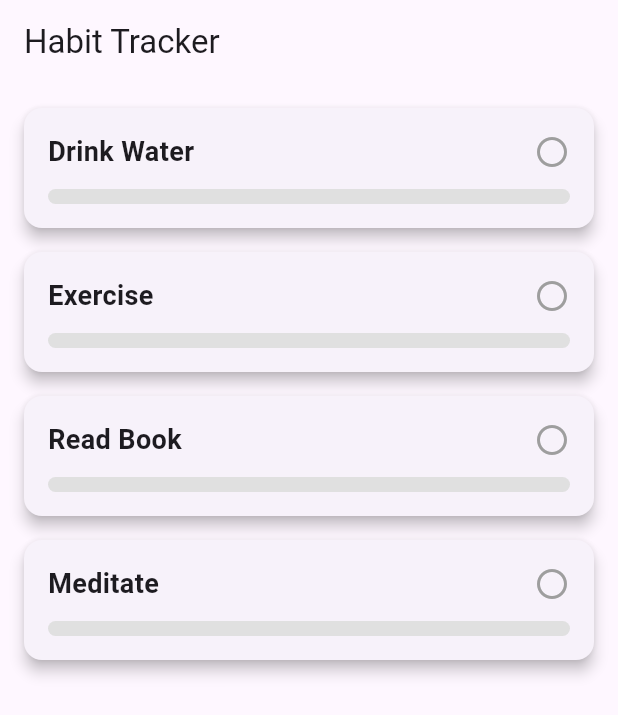
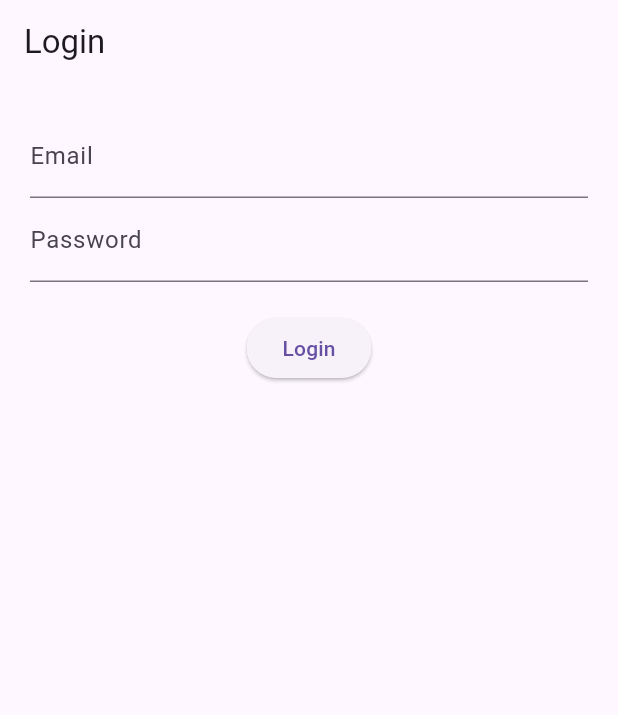
Before and after one commit to saiprashanth751/cipher_9_weather_app, a Flutter app: the screen it shows after launch, on a phone screen of 412 x 824 dp. Shown: the top 715 px of the screen. Run offline on Flutter 3.47's test engine with Material 3 defaults, Android fonts, the phone set to English and light mode, and no system bars.

Commit message:
weather-app

```diff
--- a/lib/main.dart
+++ b/lib/main.dart
@@ -1,119 +1,161 @@
 import 'package:flutter/material.dart';
+import 'package:http/http.dart' as http;
+import 'dart:convert';
 
 void main() {
-  runApp(HabitTrackerApp());
+  runApp(MainApp());
 }
 
-class HabitTrackerApp extends StatelessWidget {
+class MainApp extends StatelessWidget {
   @override
   Widget build(BuildContext context) {
     return MaterialApp(
-      home: HabitTrackerHome(),
+      home: LoginScreen(),
       debugShowCheckedModeBanner: false,
     );
   }
 }
 
-class Habit {
-  final String title;
-  bool isDone;
-  double progress;
 
-  Habit({required this.title, this.isDone = false, this.progress = 0});
+class LoginScreen extends StatefulWidget {
+  @override
+  State<LoginScreen> createState() => _LoginScreenState();
 }
 
-class HabitTrackerHome extends StatefulWidget {
-  @override
-  State<HabitTrackerHome> createState() => _HabitTrackerHomeState();
+class _LoginScreenState extends State<LoginScreen> {
+  final emailCtrl = TextEditingController();
+  final passCtrl = TextEditingController();
+  bool isLoading = false;
+  String error = '';
+
+  void attemptLogin() async {
+  setState(() {
+    isLoading = true;
+    error = '';
+  });
+
+  final response = await http.post(
+    Uri.parse('https://reqres.in/api/login'),
+    headers: {
+      'Content-Type': 'application/json',
+      'x-api-key': 'reqres-free-v1',
+    },
+    body: jsonEncode({
+      'email': emailCtrl.text.trim(),
+      'password': passCtrl.text.trim(),
+    }),
+  );
+
+  setState(() => isLoading = false);
+
+  if (response.statusCode == 200) {
+    Navigator.pushReplacement(
+      context,
+      MaterialPageRoute(builder: (_) => WeatherScreen()),
+    );
+  } else {
+    setState(() {
+      error = 'Login failed';
+    });
+  }
 }
 
-class _HabitTrackerHomeState extends State<HabitTrackerHome> {
-  List<Habit> habits = [
-    Habit(title: 'Drink Water'),
-    Habit(title: 'Exercise'),
-    Habit(title: 'Read Book'),
-    Habit(title: 'Meditate'),
-  ];
+  @override
+  Widget build(BuildContext context) {
+    return Scaffold(
+      appBar: AppBar(title: Text('Login')),
+      body: Padding(
+        padding: EdgeInsets.all(20),
+        child: Column(
+          children: [
+            TextField(controller: emailCtrl, decoration: InputDecoration(labelText: 'Email')),
+            TextField(controller: passCtrl, obscureText: true, decoration: InputDecoration(labelText: 'Password')),
+            SizedBox(height: 20),
+            ElevatedButton(
+              onPressed: isLoading ? null : attemptLogin,
+              child: isLoading
+                  ? SizedBox(width: 18, height: 18, child: CircularProgressIndicator(strokeWidth: 2))
+                  : Text('Login'),
+            ),
+            if (error.isNotEmpty) ...[
+              SizedBox(height: 10),
+              Text(error, style: TextStyle(color: Colors.red)),
+            ],
+          ],
+        ),
+      ),
+    );
+  }
+}
 
-  void toggleHabit(int index) {
-    setState(() {
-      var habit = habits[index];
-      habit.isDone = !habit.isDone;
-      habit.progress = habit.isDone ? 1.0 : 0.0;
-    });
+
+
+class WeatherScreen extends StatefulWidget {
+  @override
+  State<WeatherScreen> createState() => _WeatherScreenState();
+}
+
+class _WeatherScreenState extends State<WeatherScreen> {
+  Map<String, dynamic>? weatherData;
+  bool isLoading = true;
+  String error = '';
+
+  @override
+  void initState() {
+    super.initState();
+    fetchWeather();
+  }
+
+  void fetchWeather() async {
+    final city = 'London';
+
+    try {
+      final response = await http.get(Uri.parse(
+          'https://api.open-meteo.com/v1/forecast?latitude=51.5072&longitude=0.1276&current_weather=true'));
+
+      if (response.statusCode == 200) {
+        setState(() {
+          weatherData = json.decode(response.body);
+          isLoading = false;
+        });
+      } else {
+        throw Exception('Failed');
+      }
+    } catch (e) {
+      setState(() {
+        error = 'Could not load weather';
+        isLoading = false;
+      });
+    }
   }
 
   @override
   Widget build(BuildContext context) {
+    Widget body;
+
+    if (isLoading) {
+      body = Center(child: CircularProgressIndicator());
+    } else if (error.isNotEmpty) {
+      body = Center(child: Text(error));
+    } else {
+      final temp = weatherData!['current_weather']['temperature'];
+      final wind = weatherData!['current_weather']['windspeed'];
+      body = Center(
+        child: Column(
+          mainAxisAlignment: MainAxisAlignment.center,
+          children: [
+            Text('Current Weather in London', style: TextStyle(fontSize: 20)),
+            SizedBox(height: 10),
+            Text('Temperature: $temp°C', style: TextStyle(fontSize: 18)),
+            Text('Wind Speed: $wind km/h', style: TextStyle(fontSize: 18)),
+          ],
+        ),
+      );
+    }
+
     return Scaffold(
-      appBar: AppBar(title: Text('Habit Tracker')),
-      body: ListView.builder(
-        padding: EdgeInsets.all(16),
-        itemCount: habits.length,
-        itemBuilder: (context, index) {
-          final habit = habits[index];
-          return Card(
-            margin: EdgeInsets.only(bottom: 16),
-            shape: RoundedRectangleBorder(
-              borderRadius: BorderRadius.circular(12),
-            ),
-            elevation: 4,
-            child: InkWell(
-              onTap: () => toggleHabit(index),
-              child: Padding(
-                padding: EdgeInsets.all(16),
-                child: Column(
-                  crossAxisAlignment: CrossAxisAlignment.start,
-                  children: [
-                    Row(
-                      children: [
-                        Expanded(
-                          child: Text(
-                            habit.title,
-                            style: TextStyle(
-                              fontSize: 18,
-                              fontWeight: FontWeight.bold,
-                            ),
-                          ),
-                        ),
-                        AnimatedSwitcher(
-                          duration: Duration(milliseconds: 300),
-                          transitionBuilder: (child, anim) =>
-                              ScaleTransition(scale: anim, child: child),
-                          child: habit.isDone
-                              ? Icon(Icons.check_circle, color: Colors.green, key: ValueKey(true))
-                              : Icon(Icons.radio_button_unchecked, color: Colors.grey, key: ValueKey(false)),
-                        ),
-                      ],
-                    ),
-                    SizedBox(height: 12),
-                    AnimatedContainer(
-                      duration: Duration(milliseconds: 500),
-                      height: 10,
-                      width: double.infinity,
-                      decoration: BoxDecoration(
-                        color: Colors.grey[300],
-                        borderRadius: BorderRadius.circular(8),
-                      ),
-                      child: Align(
-                        alignment: Alignment.centerLeft,
-                        child: AnimatedContainer(
-                          duration: Duration(milliseconds: 500),
-                          width: MediaQuery.of(context).size.width * habit.progress * 0.8,
-                          decoration: BoxDecoration(
-                            color: Colors.blue,
-                            borderRadius: BorderRadius.circular(8),
-                          ),
-                        ),
-                      ),
-                    ),
-                  ],
-                ),
-              ),
-            ),
-          );
-        },
-      ),
+      appBar: AppBar(title: Text('Weather')),
+      body: body,
     );
   }
 }
--- a/pubspec.yaml
+++ b/pubspec.yaml
@@ -41,6 +41,7 @@ dev_dependencies:
   flutter_test:
     sdk: flutter
   provider: ^6.1.2
+  http: ^0.13.6
 
 
 
```
Also changed, not shown: pubspec.lock.
